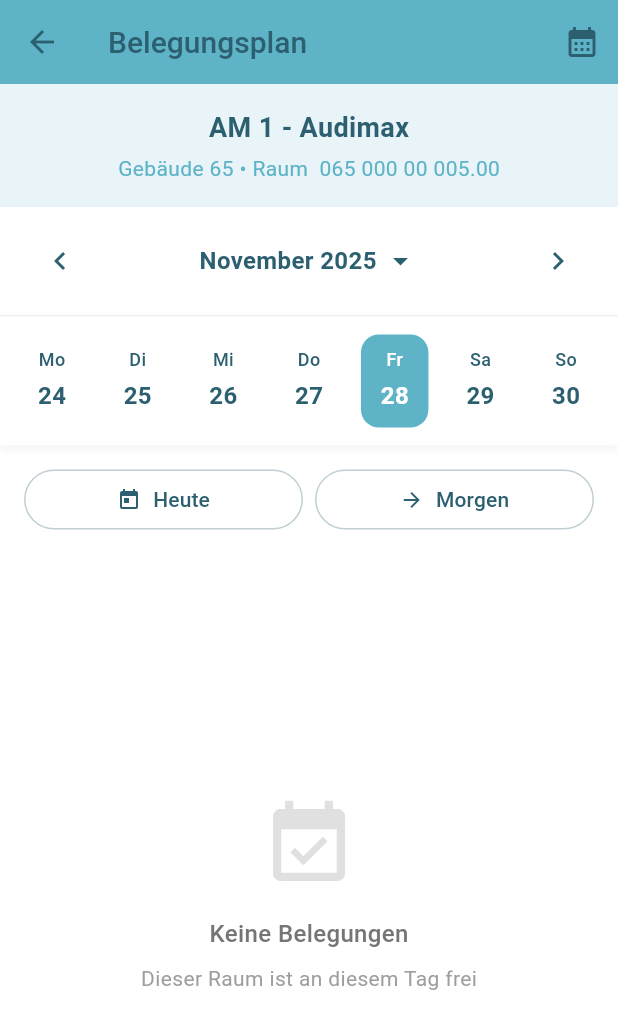
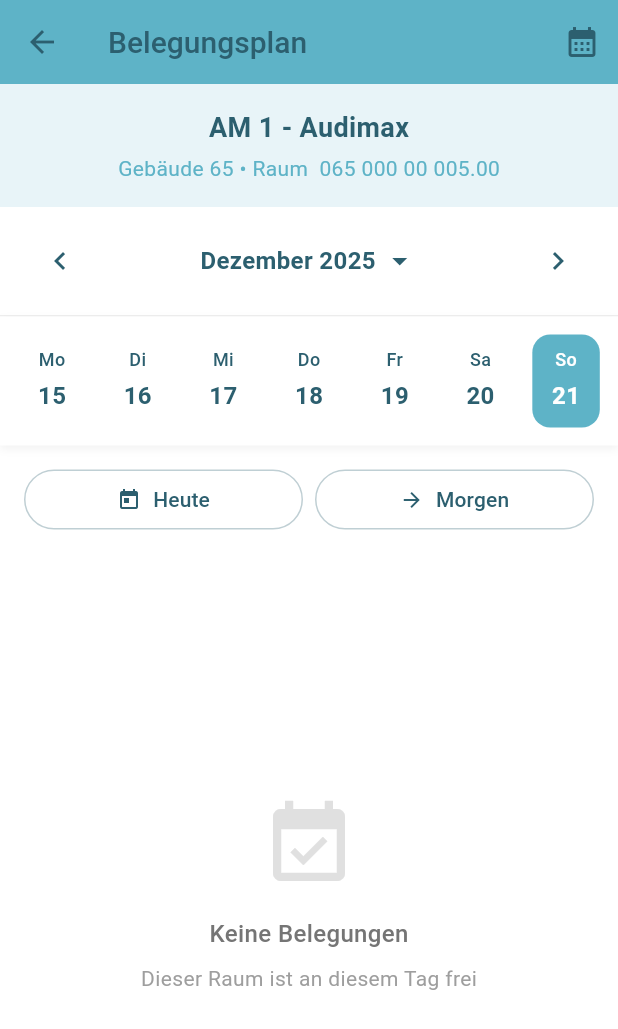
Before and after one commit to GomorrhaDev/Raumfinder, a Flutter app: the OccupationPlanScreen screen opened directly with sample values from the repository, after a tap on the "chevron left" icon, on a phone screen of 412 x 824 dp. Shown: the top 1029 px of the screen. Run offline on Flutter 3.47's test engine with Material 3 defaults, Android fonts, the phone set to English and light mode, and no system bars; missing offline and left inert: flutter_osm_plugin.

Commit message:
Update Occupation Screen

```diff
--- a/raumfinder/lib/screens/occupation_screen.dart
+++ b/raumfinder/lib/screens/occupation_screen.dart
@@ -48,7 +48,6 @@ class _OccupationPlanScreenState extends State<OccupationPlanScreen> {
       initialDate: _selectedDate,
       firstDate: DateTime.now().subtract(const Duration(days: 365)),
       lastDate: DateTime.now().add(const Duration(days: 365)),
-      locale: const Locale('de', 'DE'),
       builder: (context, child) {
         return Theme(
           data: Theme.of(context).copyWith(
@@ -80,8 +79,9 @@ class _OccupationPlanScreenState extends State<OccupationPlanScreen> {
   }
 
   String _formatWeekday(DateTime date) {
+    // weekday gibt 1-7 zurück, wobei 1 = Montag, 7 = Sonntag
     const weekdays = ['Mo', 'Di', 'Mi', 'Do', 'Fr', 'Sa', 'So'];
-    return weekdays[date.weekday - 1];
+    return weekdays[date.weekday - 1]; // -1 weil Array bei 0 startet
   }
 
   String _formatMonthYear(DateTime date) {
@@ -100,14 +100,15 @@ class _OccupationPlanScreenState extends State<OccupationPlanScreen> {
   }
 
   List<DateTime> _getWeekDays() {
-    final startOfWeek = _selectedDate.subtract(Duration(days: _selectedDate.weekday - 1));
+    // Finde den Montag der Woche des ausgewählten Datums
+    final dayOfWeek = _selectedDate.weekday; // 1 = Montag, 7 = Sonntag
+    final startOfWeek = _selectedDate.subtract(Duration(days: dayOfWeek - 1));
     return List.generate(7, (index) => startOfWeek.add(Duration(days: index)));
   }
 
   @override
   Widget build(BuildContext context) {
     final occupations = _getOccupationsForDate(_selectedDate);
-    final weekDays = _getWeekDays();
 
     return Scaffold(
       backgroundColor: Colors.white,
@@ -182,11 +183,7 @@ class _OccupationPlanScreenState extends State<OccupationPlanScreen> {
                   icon: const Icon(Icons.chevron_left, color: Color(0xFF2C5F6F)),
                   onPressed: () {
                     setState(() {
-                      _selectedDate = DateTime(
-                        _selectedDate.year,
-                        _selectedDate.month - 1,
-                        _selectedDate.day,
-                      );
+                      _selectedDate = _selectedDate.subtract(const Duration(days: 7));
                     });
                   },
                 ),
@@ -214,11 +211,7 @@ class _OccupationPlanScreenState extends State<OccupationPlanScreen> {
                   icon: const Icon(Icons.chevron_right, color: Color(0xFF2C5F6F)),
                   onPressed: () {
                     setState(() {
-                      _selectedDate = DateTime(
-                        _selectedDate.year,
-                        _selectedDate.month + 1,
-                        _selectedDate.day,
-                      );
+                      _selectedDate = _selectedDate.add(const Duration(days: 7));
                     });
                   },
                 ),
@@ -241,7 +234,7 @@ class _OccupationPlanScreenState extends State<OccupationPlanScreen> {
             ),
             child: Row(
               mainAxisAlignment: MainAxisAlignment.spaceEvenly,
-              children: weekDays.map((date) {
+              children: _getWeekDays().map((date) {
                 final isSelected = date.day == _selectedDate.day &&
                                  date.month == _selectedDate.month &&
                                  date.year == _selectedDate.year;
--- a/raumfinder/lib/screens/room_detail_screen.dart
+++ b/raumfinder/lib/screens/room_detail_screen.dart
@@ -138,7 +138,7 @@ class _RoomDetailScreenState extends State<RoomDetailScreen> {
 
             // OpenStreetMap
             Container(
-              height: 200,
+              height: 400,
               margin: const EdgeInsets.all(16),
               decoration: BoxDecoration(
                 borderRadius: BorderRadius.circular(12),
```
